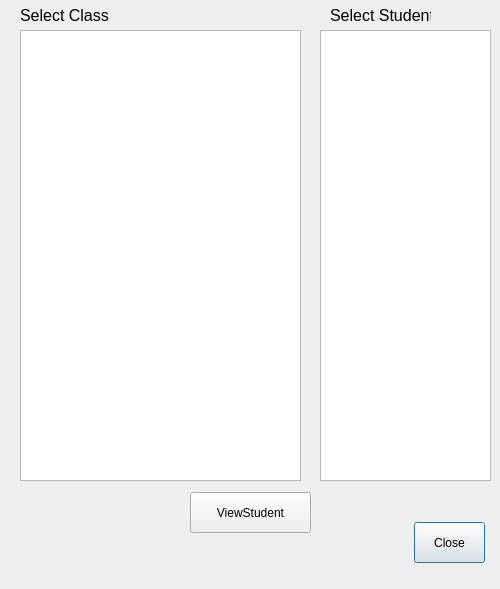
Old version of the form selectstudentforview.ui in the repository dkithmal/BinduProjectTeacher.
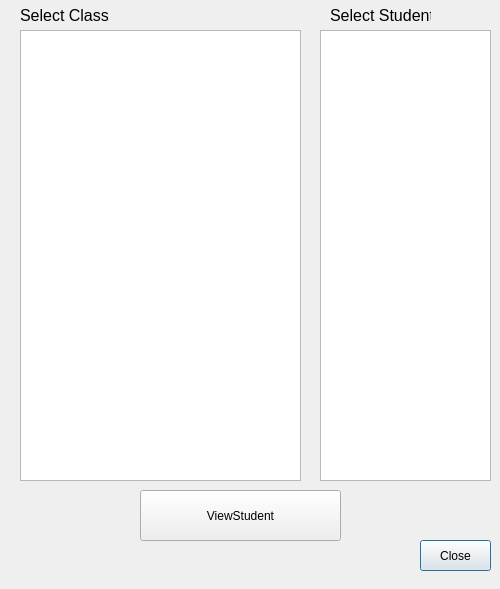
New version of the form.

The edit to the form file:
```diff
--- a/selectstudentforview.ui
+++ b/selectstudentforview.ui
@@ -34,10 +34,10 @@
   <widget class="QPushButton" name="pushButton_2">
    <property name="geometry">
     <rect>
-     <x>414</x>
-     <y>522</y>
+     <x>420</x>
+     <y>540</y>
      <width>71</width>
-     <height>41</height>
+     <height>31</height>
     </rect>
    </property>
    <property name="text">
@@ -62,10 +62,10 @@
   <widget class="QPushButton" name="pBViewStudent">
    <property name="geometry">
     <rect>
-     <x>190</x>
-     <y>492</y>
-     <width>121</width>
-     <height>41</height>
+     <x>140</x>
+     <y>490</y>
+     <width>201</width>
+     <height>51</height>
     </rect>
    </property>
    <property name="text">
```
Left out of the diff: 19 changed lines with no effect on the pictures.
